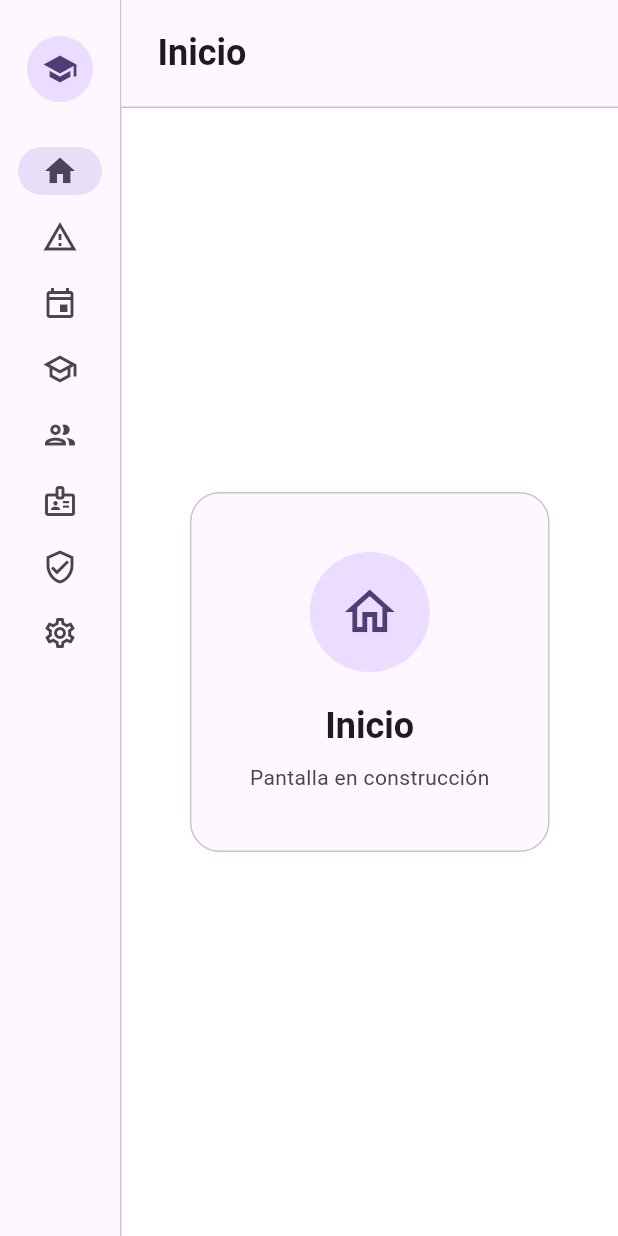
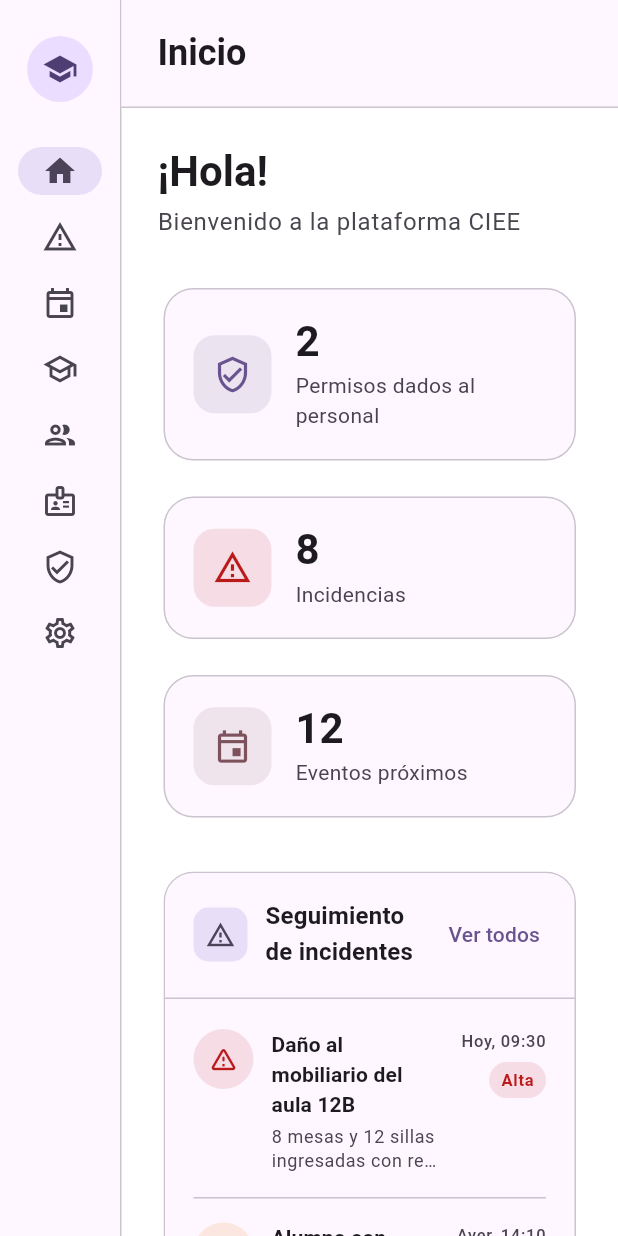
Before and after one commit to MisaelSalazar/CIEE_Flutter, a Flutter app: the screen it shows after launch, after a tap on "Ingresar", on a phone screen of 412 x 824 dp. Run offline on Flutter 3.47's test engine with Material 3 defaults, Android fonts, the phone set to English and light mode, and no system bars; our stand-ins replace go_router.

Commit message:
Feature Start Layout

```diff
--- a/lib/screens/home_screen/home_screen.dart
+++ b/lib/screens/home_screen/home_screen.dart
@@ -1,5 +1,6 @@
 import 'package:flutter/material.dart';
 
+import '../start_screen/start_screen.dart';
 import '../../widgets/aside_menu.dart';
 
 class HomeScreen extends StatefulWidget {
@@ -86,7 +87,9 @@ class _HomeScreenState extends State<HomeScreen> {
                   children: [
                     _buildHeader(option),
                     Expanded(
-                      child: Padding(
+                      child: _selectedIndex == 0
+                          ? const StartScreen()
+                          : Padding(
                               padding: const EdgeInsets.all(24),
                               child: _buildPlaceholder(colors, option),
                             ),
@@ -114,10 +117,8 @@ class _HomeScreenState extends State<HomeScreen> {
       ),
       child: Text(
         option.label,
-        style: Theme.of(context).textTheme.headlineSmall?.copyWith(
-              fontWeight: FontWeight.w600,
-              color: colors.onSurface,
-            ),
+        style: Theme.of(context).textTheme.headlineSmall
+            ?.copyWith(fontWeight: FontWeight.w600, color: colors.onSurface),
       ),
     );
   }
@@ -163,9 +164,8 @@ class _HomeScreenState extends State<HomeScreen> {
                 Text(
                   'Pantalla en construcción',
                   textAlign: TextAlign.center,
-                  style: Theme.of(context).textTheme.bodyMedium?.copyWith(
-                        color: colors.onSurfaceVariant,
-                      ),
+                  style: Theme.of(context).textTheme.bodyMedium
+                      ?.copyWith(color: colors.onSurfaceVariant),
                 ),
               ],
             ),
--- /dev/null
+++ b/lib/screens/start_screen/start_screen.dart
@@ -0,0 +1,204 @@
+import 'package:flutter/material.dart';
+
+import '../../widgets/event_list_item.dart';
+import '../../widgets/incident_list_item.dart';
+import '../../widgets/section_card.dart';
+import '../../widgets/stat_card.dart';
+
+class StartScreen extends StatelessWidget {
+  const StartScreen({super.key});
+
+  static const _permisosCount = '2';
+  static const _incidenciasCount = '8';
+  static const _eventosCount = '12';
+
+  @override
+  Widget build(BuildContext context) {
+    return LayoutBuilder(
+      builder: (context, constraints) {
+        final isWide = constraints.maxWidth >= 720;
+
+        return SingleChildScrollView(
+          padding: const EdgeInsets.all(24),
+          child: Column(
+            crossAxisAlignment: CrossAxisAlignment.stretch,
+            children: [
+              _buildGreeting(context),
+              const SizedBox(height: 28),
+              _buildStatCards(context, isWide: isWide),
+              const SizedBox(height: 28),
+              _buildSections(context, isWide: isWide),
+            ],
+          ),
+        );
+      },
+    );
+  }
+
+  Widget _buildGreeting(BuildContext context) {
+    final colors = Theme.of(context).colorScheme;
+    final textTheme = Theme.of(context).textTheme;
+
+    return Column(
+      crossAxisAlignment: CrossAxisAlignment.start,
+      children: [
+        Text(
+          '¡Hola!',
+          style: textTheme.headlineMedium?.copyWith(
+            fontWeight: FontWeight.w700,
+            color: colors.onSurface,
+          ),
+        ),
+        const SizedBox(height: 4),
+        Text(
+          'Bienvenido a la plataforma CIEE',
+          style: textTheme.bodyLarge?.copyWith(color: colors.onSurfaceVariant),
+        ),
+      ],
+    );
+  }
+
+  Widget _buildStatCards(BuildContext context, {required bool isWide}) {
+    final colors = Theme.of(context).colorScheme;
+
+    final cards = [
+      StatCard(
+        icon: Icons.verified_user_outlined,
+        label: 'Permisos dados al personal',
+        value: _permisosCount,
+        color: colors.primary,
+      ),
+      StatCard(
+        icon: Icons.warning_amber_outlined,
+        label: 'Incidencias',
+        value: _incidenciasCount,
+        color: colors.error,
+      ),
+      StatCard(
+        icon: Icons.event_outlined,
+        label: 'Eventos próximos',
+        value: _eventosCount,
+        color: colors.tertiary,
+      ),
+    ];
+
+    if (isWide) {
+      return Row(
+        crossAxisAlignment: CrossAxisAlignment.start,
+        children: [
+          for (var i = 0; i < cards.length; i++) ...[
+            if (i > 0) const SizedBox(width: 16),
+            Expanded(child: cards[i]),
+          ],
+        ],
+      );
+    }
+
+    return Column(
+      children: [
+        for (var i = 0; i < cards.length; i++) ...[
+          if (i > 0) const SizedBox(height: 16),
+          cards[i],
+        ],
+      ],
+    );
+  }
+
+  Widget _buildSections(BuildContext context, {required bool isWide}) {
+    final seguimiento = _buildSeguimientoSection(context);
+    final eventos = _buildEventosSection(context);
+
+    if (isWide) {
+      return Row(
+        crossAxisAlignment: CrossAxisAlignment.start,
+        children: [
+          Expanded(child: seguimiento),
+          const SizedBox(width: 16),
+          Expanded(child: eventos),
+        ],
+      );
+    }
+
+    return Column(children: [seguimiento, const SizedBox(height: 16), eventos]);
+  }
+
+  Widget _buildSeguimientoSection(BuildContext context) {
+    final colors = Theme.of(context).colorScheme;
+
+    return SectionCard(
+      title: 'Seguimiento de incidentes',
+      icon: Icons.warning_amber_outlined,
+      trailing: TextButton(onPressed: () {}, child: const Text('Ver todos')),
+      child: Column(
+        crossAxisAlignment: CrossAxisAlignment.stretch,
+        children: [
+          IncidentListItem(
+            title: 'Daño al mobiliario del aula 12B',
+            subtitle: '8 mesas y 12 sillas ingresadas con reporte de desgaste.',
+            date: 'Hoy, 09:30',
+            severityLabel: 'Alta',
+            severityColor: colors.error,
+          ),
+          _buildItemDivider(colors),
+          IncidentListItem(
+            title: 'Alumno con retraso crónico',
+            subtitle: '3° de primaria, grupo B. Reincidencia semanal.',
+            date: 'Ayer, 14:10',
+            severityLabel: 'Media',
+            severityColor: Colors.orange.shade800,
+          ),
+          _buildItemDivider(colors),
+          IncidentListItem(
+            title: 'Acceso no autorizado a la bodega',
+            subtitle: 'Cámara detectó ingreso sin credencial.',
+            date: 'Mar 02, 11:05',
+            severityLabel: 'Baja',
+            severityColor: Colors.green.shade700,
+          ),
+        ],
+      ),
+    );
+  }
+
+  Widget _buildEventosSection(BuildContext context) {
+    final colors = Theme.of(context).colorScheme;
+
+    return SectionCard(
+      title: 'Próximos eventos',
+      icon: Icons.event_outlined,
+      trailing: TextButton(onPressed: () {}, child: const Text('Ver todos')),
+      child: Column(
+        crossAxisAlignment: CrossAxisAlignment.stretch,
+        children: [
+          const EventListItem(
+            day: '12',
+            month: 'SEP',
+            title: 'Entrega de boletas',
+            subtitle: '09:00 · Auditorio principal',
+          ),
+          _buildItemDivider(colors),
+          const EventListItem(
+            day: '18',
+            month: 'SEP',
+            title: 'Junta de consejo técnico',
+            subtitle: '14:00 · Sala de juntas',
+          ),
+          _buildItemDivider(colors),
+          const EventListItem(
+            day: '24',
+            month: 'SEP',
+            title: 'Simulacro de evacuación',
+            subtitle: '11:00 · Cancha escolar',
+          ),
+        ],
+      ),
+    );
+  }
+
+  Widget _buildItemDivider(ColorScheme colors) {
+    return Padding(
+      padding: const EdgeInsets.symmetric(vertical: 16),
+      child: Divider(height: 1, color: colors.outlineVariant),
+    );
+  }
+}
--- a/lib/widgets/app_text_field.dart
+++ b/lib/widgets/app_text_field.dart
@@ -46,9 +46,9 @@ class _AppTextFieldState extends State<AppTextField> {
           Text(
             widget.label!,
             style: Theme.of(context).textTheme.bodyMedium?.copyWith(
-                  color: colors.onSurfaceVariant,
-                  fontWeight: FontWeight.w500,
-                ),
+              color: colors.onSurfaceVariant,
+              fontWeight: FontWeight.w500,
+            ),
           ),
           const SizedBox(height: 8),
         ],
--- /dev/null
+++ b/lib/widgets/event_list_item.dart
@@ -0,0 +1,83 @@
+import 'package:flutter/material.dart';
+
+class EventListItem extends StatelessWidget {
+  final String day;
+  final String month;
+  final String title;
+  final String subtitle;
+
+  const EventListItem({
+    super.key,
+    required this.day,
+    required this.month,
+    required this.title,
+    required this.subtitle,
+  });
+
+  @override
+  Widget build(BuildContext context) {
+    final colors = Theme.of(context).colorScheme;
+    final textTheme = Theme.of(context).textTheme;
+
+    return Row(
+      children: [
+        Container(
+          width: 52,
+          height: 56,
+          alignment: Alignment.center,
+          decoration: BoxDecoration(
+            color: colors.primaryContainer,
+            borderRadius: BorderRadius.circular(14),
+          ),
+          child: Column(
+            mainAxisAlignment: MainAxisAlignment.center,
+            children: [
+              Text(
+                day,
+                style: textTheme.titleMedium?.copyWith(
+                  fontWeight: FontWeight.w700,
+                  color: colors.onPrimaryContainer,
+                  height: 1.1,
+                ),
+              ),
+              Text(
+                month,
+                style: textTheme.labelSmall?.copyWith(
+                  fontWeight: FontWeight.w600,
+                  color: colors.onPrimaryContainer,
+                  height: 1.1,
+                ),
+              ),
+            ],
+          ),
+        ),
+        const SizedBox(width: 14),
+        Expanded(
+          child: Column(
+            crossAxisAlignment: CrossAxisAlignment.start,
+            children: [
+              Text(
+                title,
+                style: textTheme.titleSmall?.copyWith(
+                  fontWeight: FontWeight.w600,
+                  color: colors.onSurface,
+                ),
+              ),
+              const SizedBox(height: 4),
+              Text(
+                subtitle,
+                maxLines: 1,
+                overflow: TextOverflow.ellipsis,
+                style: textTheme.bodySmall?.copyWith(
+                  color: colors.onSurfaceVariant,
+                ),
+              ),
+            ],
+          ),
+        ),
+        const SizedBox(width: 12),
+        Icon(Icons.chevron_right, color: colors.outline),
+      ],
+    );
+  }
+}
--- a/lib/widgets/form_card.dart
+++ b/lib/widgets/form_card.dart
@@ -25,10 +25,7 @@ class FormCard extends StatelessWidget {
           borderRadius: BorderRadius.circular(20),
           side: BorderSide(color: colors.outlineVariant),
         ),
-        child: Padding(
-          padding: padding,
-          child: child,
-        ),
+        child: Padding(padding: padding, child: child),
       ),
     );
   }
--- /dev/null
+++ b/lib/widgets/incident_list_item.dart
@@ -0,0 +1,95 @@
+import 'package:flutter/material.dart';
+
+class IncidentListItem extends StatelessWidget {
+  final String title;
+  final String subtitle;
+  final String date;
+  final String severityLabel;
+  final Color severityColor;
+
+  const IncidentListItem({
+    super.key,
+    required this.title,
+    required this.subtitle,
+    required this.date,
+    required this.severityLabel,
+    required this.severityColor,
+  });
+
+  @override
+  Widget build(BuildContext context) {
+    final colors = Theme.of(context).colorScheme;
+    final textTheme = Theme.of(context).textTheme;
+
+    return Row(
+      crossAxisAlignment: CrossAxisAlignment.start,
+      children: [
+        Container(
+          width: 40,
+          height: 40,
+          alignment: Alignment.center,
+          decoration: BoxDecoration(
+            color: severityColor.withValues(alpha: 0.12),
+            shape: BoxShape.circle,
+          ),
+          child: Icon(
+            Icons.warning_amber_rounded,
+            size: 20,
+            color: severityColor,
+          ),
+        ),
+        const SizedBox(width: 12),
+        Expanded(
+          child: Column(
+            crossAxisAlignment: CrossAxisAlignment.start,
+            children: [
+              Text(
+                title,
+                style: textTheme.titleSmall?.copyWith(
+                  fontWeight: FontWeight.w600,
+                  color: colors.onSurface,
+                ),
+              ),
+              const SizedBox(height: 4),
+              Text(
+                subtitle,
+                maxLines: 2,
+                overflow: TextOverflow.ellipsis,
+                style: textTheme.bodySmall?.copyWith(
+                  color: colors.onSurfaceVariant,
+                ),
+              ),
+            ],
+          ),
+        ),
+        const SizedBox(width: 12),
+        Column(
+          crossAxisAlignment: CrossAxisAlignment.end,
+          children: [
+            Text(
+              date,
+              style: textTheme.labelSmall?.copyWith(
+                color: colors.onSurfaceVariant,
+              ),
+            ),
+            const SizedBox(height: 6),
+            Container(
+              padding: const EdgeInsets.symmetric(horizontal: 8, vertical: 4),
+              decoration: BoxDecoration(
+                color: severityColor.withValues(alpha: 0.12),
+                borderRadius: BorderRadius.circular(999),
+              ),
+              child: Text(
+                severityLabel,
+                style: textTheme.labelSmall?.copyWith(
+                  color: severityColor,
+                  fontWeight: FontWeight.w600,
+                ),
+              ),
+            ),
+          ],
+        ),
+      ],
+    );
+  }
+}
--- /dev/null
+++ b/lib/widgets/section_card.dart
@@ -0,0 +1,75 @@
+import 'package:flutter/material.dart';
+
+class SectionCard extends StatelessWidget {
+  final String title;
+  final IconData? icon;
+  final Widget? trailing;
+  final Widget child;
+  final EdgeInsetsGeometry bodyPadding;
+
+  const SectionCard({
+    super.key,
+    required this.title,
+    required this.child,
+    this.icon,
+    this.trailing,
+    this.bodyPadding = const EdgeInsets.all(20),
+  });
+
+  @override
+  Widget build(BuildContext context) {
+    final colors = Theme.of(context).colorScheme;
+    final textTheme = Theme.of(context).textTheme;
+
+    return Card(
+      elevation: 0,
+      color: colors.surface,
+      clipBehavior: Clip.antiAlias,
+      shape: RoundedRectangleBorder(
+        borderRadius: BorderRadius.circular(20),
+        side: BorderSide(color: colors.outlineVariant),
+      ),
+      child: Column(
+        crossAxisAlignment: CrossAxisAlignment.stretch,
+        children: [
+          Padding(
+            padding: const EdgeInsets.fromLTRB(20, 18, 12, 18),
+            child: Row(
+              children: [
+                if (icon != null) ...[
+                  Container(
+                    width: 36,
+                    height: 36,
+                    alignment: Alignment.center,
+                    decoration: BoxDecoration(
+                      color: colors.secondaryContainer,
+                      borderRadius: BorderRadius.circular(10),
+                    ),
+                    child: Icon(
+                      icon,
+                      size: 20,
+                      color: colors.onSecondaryContainer,
+                    ),
+                  ),
+                  const SizedBox(width: 12),
+                ],
+                Expanded(
+                  child: Text(
+                    title,
+                    style: textTheme.titleMedium?.copyWith(
+                      fontWeight: FontWeight.w600,
+                      color: colors.onSurface,
+                    ),
+                  ),
+                ),
+                ?trailing,
+              ],
+            ),
+          ),
+          Divider(height: 1, color: colors.outlineVariant),
+          Padding(padding: bodyPadding, child: child),
+        ],
+      ),
+    );
+  }
+}
--- /dev/null
+++ b/lib/widgets/stat_card.dart
@@ -0,0 +1,73 @@
+import 'package:flutter/material.dart';
+
+class StatCard extends StatelessWidget {
+  final IconData icon;
+  final String label;
+  final String value;
+  final Color color;
+
+  const StatCard({
+    super.key,
+    required this.icon,
+    required this.label,
+    required this.value,
+    required this.color,
+  });
+
+  @override
+  Widget build(BuildContext context) {
+    final colors = Theme.of(context).colorScheme;
+    final textTheme = Theme.of(context).textTheme;
+
+    return Card(
+      elevation: 0,
+      color: colors.surface,
+      shape: RoundedRectangleBorder(
+        borderRadius: BorderRadius.circular(20),
+        side: BorderSide(color: colors.outlineVariant),
+      ),
+      child: Padding(
+        padding: const EdgeInsets.all(20),
+        child: Row(
+          children: [
+            Container(
+              width: 52,
+              height: 52,
+              alignment: Alignment.center,
+              decoration: BoxDecoration(
+                color: color.withValues(alpha: 0.12),
+                borderRadius: BorderRadius.circular(14),
+              ),
+              child: Icon(icon, size: 26, color: color),
+            ),
+            const SizedBox(width: 16),
+            Expanded(
+              child: Column(
+                crossAxisAlignment: CrossAxisAlignment.start,
+                children: [
+                  Text(
+                    value,
+                    style: textTheme.headlineMedium?.copyWith(
+                      fontWeight: FontWeight.w700,
+                      color: colors.onSurface,
+                      height: 1.1,
+                    ),
+                  ),
+                  const SizedBox(height: 4),
+                  Text(
+                    label,
+                    maxLines: 2,
+                    overflow: TextOverflow.ellipsis,
+                    style: textTheme.bodyMedium?.copyWith(
+                      color: colors.onSurfaceVariant,
+                    ),
+                  ),
+                ],
+              ),
+            ),
+          ],
+        ),
+      ),
+    );
+  }
+}
```
Also changed, not shown: lib/widgets/aside_menu.dart (+2 -7 lines), lib/widgets/brand_header.dart (+4 -6 lines). Lines whose indentation alone changed are shown as unchanged.
